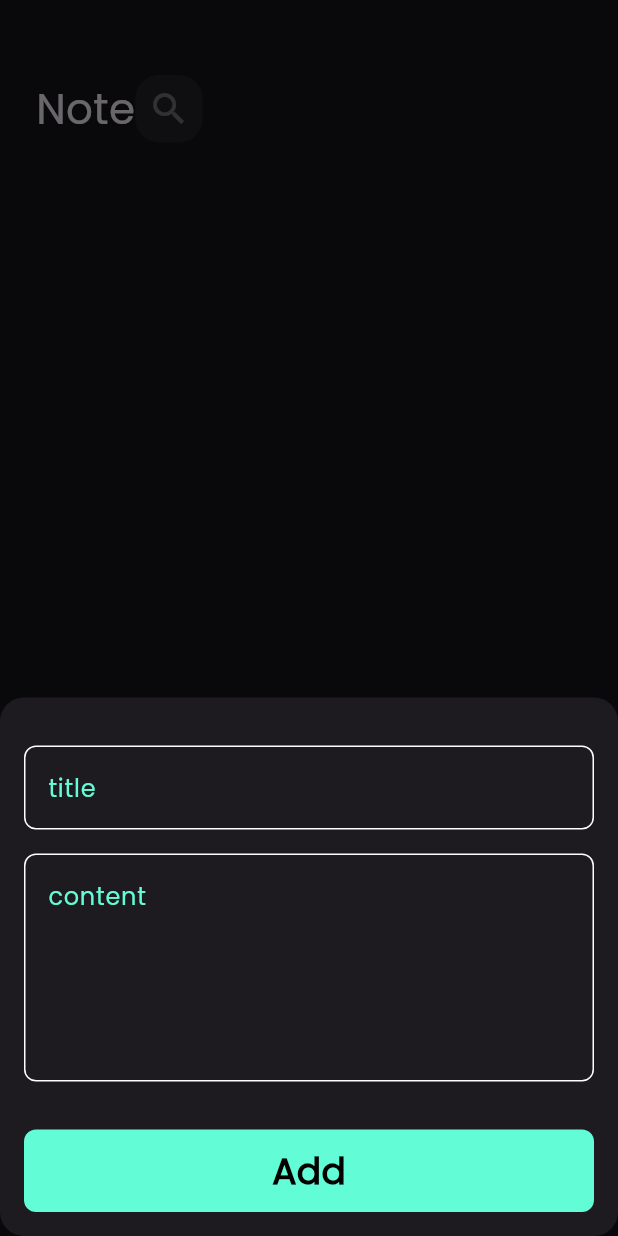
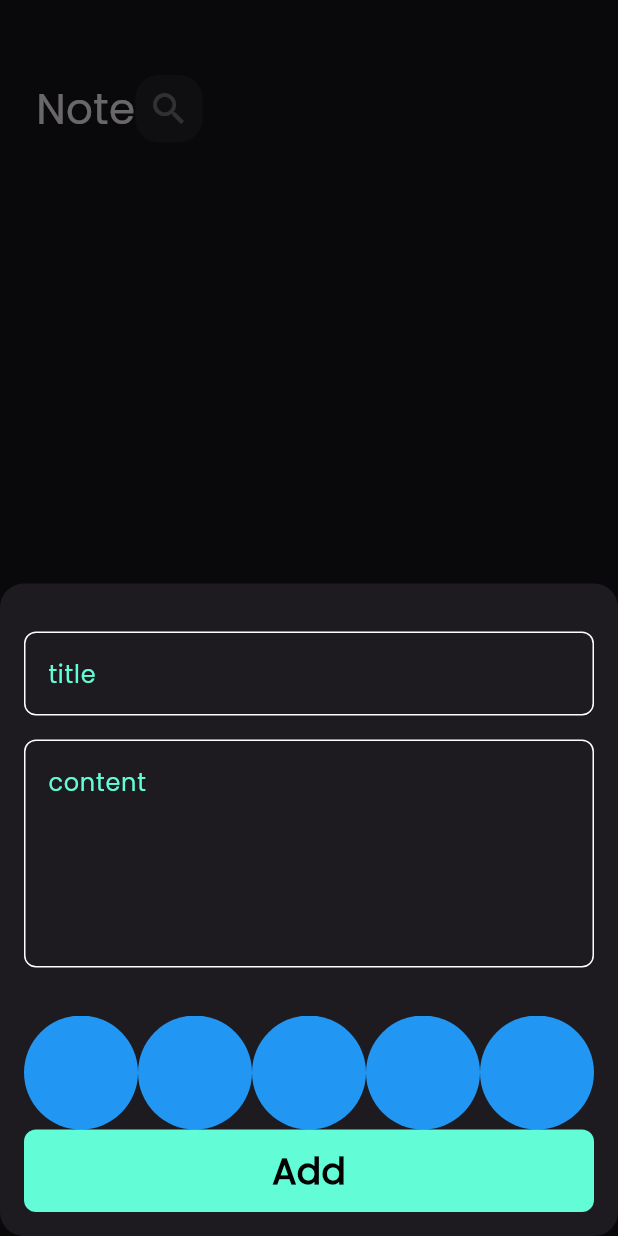
Before and after one commit to amanygamalshoep/notes_app, a Flutter app: the screen it shows after launch, after a tap on the "add" icon, on a phone screen of 412 x 824 dp. Run offline on Flutter 3.47's test engine with Material 3 defaults, Android fonts, the phone set to English and light mode, and no system bars; our stand-ins replace bloc, flutter_bloc, font_awesome_flutter, hive, hive_flutter, modal_progress_hud_nsn; accounts and stored records are empty.

Commit message:
add colors list view part one

```diff
--- a/lib/views/edit_note_view.dart
+++ b/lib/views/edit_note_view.dart
@@ -8,7 +8,7 @@ final NoteModel note;
   @override
   Widget build(BuildContext context) {
     return  Scaffold(
-      body:EditNoteViewBody( note :note)
+      body:EditNoteViewBody( note:note)
     );
   }
 }
--- a/lib/widgets/add_note_form.dart
+++ b/lib/widgets/add_note_form.dart
@@ -4,6 +4,7 @@ import 'package:intl/intl.dart';
 import 'package:notes_app/Cubits/add_note_cubit/add_note_cubit.dart';
 import 'package:notes_app/model/note_model.dart';
 import 'package:notes_app/widgets/add_note_bottom_sheet.dart';
+import 'package:notes_app/widgets/colors_list_view.dart';
 import 'package:notes_app/widgets/custom_button.dart';
 import 'package:notes_app/widgets/custom_text_field.dart';
 // ignore: depend_on_referenced_package
@@ -44,6 +45,7 @@ class _AddNoteFormState extends State<AddNoteForm> {
             maxLines: 5,
           ),
           const SizedBox(height: 32),
+         const ColorsListView(),
           BlocBuilder<AddNoteCubit, AddNoteState>(builder: (context, state) {
             return CustomButton(
               isLoading: state is AddNoteLoading ? true : false,
@@ -55,7 +57,7 @@ class _AddNoteFormState extends State<AddNoteForm> {
                   var note = NoteModel(
                       title: title!,
                       subTitle: subTitle!,
-                      date:formatted ,
+                      date: formatted,
                       color: Colors.blue.value);
 
                   BlocProvider.of<AddNoteCubit>(context).addNote(note);
--- /dev/null
+++ b/lib/widgets/colors_list_view.dart
@@ -0,0 +1,32 @@
+import 'package:flutter/material.dart';
+
+class ColorsItem extends StatelessWidget {
+  const ColorsItem({super.key});
+
+  @override
+  Widget build(BuildContext context) {
+    return const CircleAvatar(
+      backgroundColor: Colors.blue,
+      radius: 38,
+    );
+  }
+}
+
+class ColorsListView extends StatelessWidget {
+  const ColorsListView({super.key});
+
+  @override
+  Widget build(BuildContext context) {
+    return SizedBox(
+      height: 38*2,
+      child: ListView.builder(
+        itemCount: 10,
+        scrollDirection:Axis.horizontal,
+        itemBuilder: (context, index) {
+
+
+        return const ColorsItem();
+      }),
+    );
+  }
+}
```
